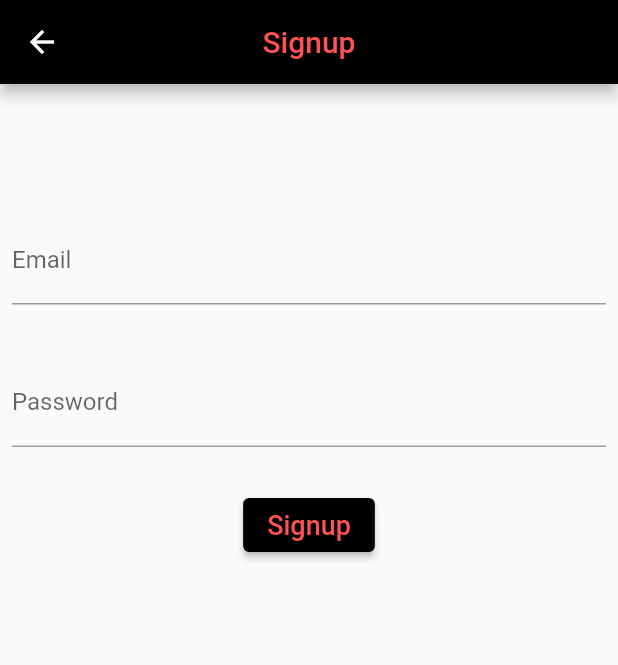
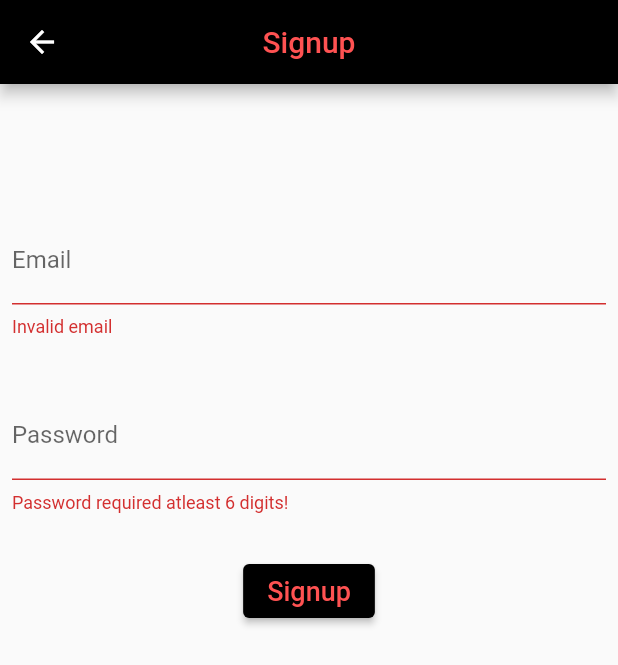
Before and after one commit to rutvik-jain/notes, a Flutter app: the Signup screen opened directly, after a tap on "Signup", on a phone screen of 412 x 824 dp. Shown: the top 665 px of the screen. Run offline on Flutter 3.47's test engine with Material 2 defaults, Android fonts, the phone set to English and light mode, and no system bars; our stand-ins replace cloud_firestore, firebase_auth, firebase_core, google_sign_in, shared_preferences; accounts and stored records are empty.

Commit message:
added shared preferences in signup.dart

```diff
--- a/lib/signup.dart
+++ b/lib/signup.dart
@@ -2,20 +2,31 @@ import 'package:cloud_firestore/cloud_firestore.dart';
 import 'package:firebase_auth/firebase_auth.dart';
 import 'package:flutter/material.dart';
 import 'package:notes/notes.dart';
+import 'package:shared_preferences/shared_preferences.dart';
 
 class Signup extends StatefulWidget {
   const Signup({Key? key}) : super(key: key);
 
   @override
   State<Signup> createState() => _SignupState();
+
 }
 
 class _SignupState extends State<Signup> {
+  final formGlobalKey = GlobalKey < FormState > ();
   TextEditingController emailController = TextEditingController();
   TextEditingController pwdController = TextEditingController();
   final auth = FirebaseAuth.instance;
   late String email;
   late String password;
+  late SharedPreferences signupdata;
+  late bool newuser;
+
+  @override
+  void initState(){
+    super.initState();
+    CheckIfAlreadyHaveAnAccount();
+  }
 
   @override
   Widget build(BuildContext context) {
@@ -26,13 +37,21 @@ class _SignupState extends State<Signup> {
           style: TextStyle(color: Colors.redAccent),),
         centerTitle: true,
       ),
-      body: Column(
+      body: Form(
+        key: formGlobalKey,
+        child: Column(
           children: [
             Padding(
               padding: EdgeInsets.only(top: 80),
               child: Padding(
                 padding: const EdgeInsets.all(8.0),
                 child: TextFormField(
+                    validator: (value) {
+                      if (value!.isEmpty || !value.contains('@')) {
+                        return 'Invalid email';
+                      }
+                      return null;
+                    },
                     controller: emailController,
                     textAlign: TextAlign.start,
                     decoration: const InputDecoration(
@@ -49,6 +68,13 @@ class _SignupState extends State<Signup> {
             Padding(
               padding: const EdgeInsets.all(8.0),
               child: TextFormField(
+                validator: (value) {
+                  if (value!.isEmpty || value.length < 6) {
+                    return 'Password required atleast 6 digits!';
+                  } else {
+                    return null;
+                  }
+                },
                 controller: pwdController,
                 textAlign: TextAlign.start,
                 obscureText: true,
@@ -63,6 +89,21 @@ class _SignupState extends State<Signup> {
             ),
             const SizedBox(height: 20),
             ElevatedButton(onPressed: (){
+                String email = emailController.text;
+                String password = pwdController.text;
+                String username = emailController.text.split('@')[0];
+
+                if (formGlobalKey.currentState!.validate()) {
+                  signupdata.setBool('signup', false);
+
+                  signupdata.setString('email', email);
+                  signupdata.setString('username', username);
+                  Navigator.pushReplacement(context, MaterialPageRoute(
+                      builder: (BuildContext context){
+                        return Note('', '');
+                      }));
+                }
+                else return;
                 FirebaseAuth.instance.createUserWithEmailAndPassword(email: emailController.text,
                     password: pwdController.text).then((signedInUser){
                       FirebaseFirestore.instance.collection('users')
@@ -88,6 +129,25 @@ class _SignupState extends State<Signup> {
                 )),
           ],
         ),
+      ),
     );
   }
+  void CheckIfAlreadyHaveAnAccount() async {
+    signupdata = await SharedPreferences.getInstance();
+    newuser = (signupdata.getBool('signup') ?? true);
+
+    if(newuser == false) {
+      Navigator.pushReplacement(context, MaterialPageRoute(
+          builder: (BuildContext context){
+            return Note('', '');
+          }));
     }
+  }
+
+  @override
+  void dispose() {
+    emailController.dispose();
+    pwdController.dispose();
+    super.dispose();
+  }
+}
```
Lines whose indentation alone changed are shown as unchanged.
